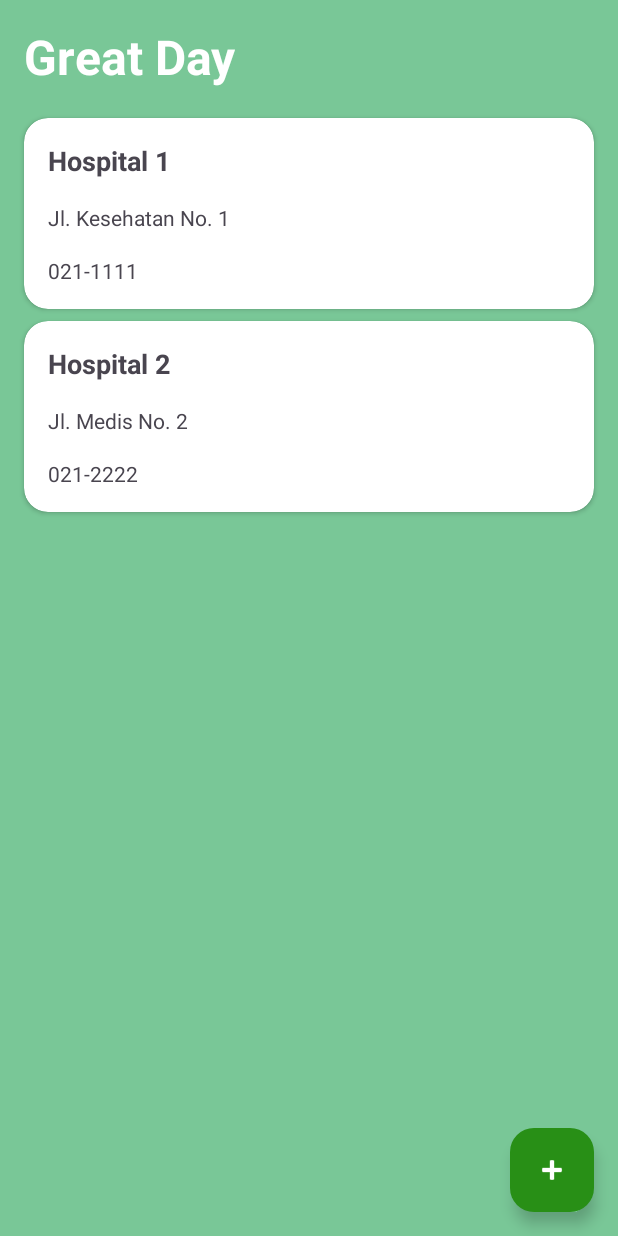
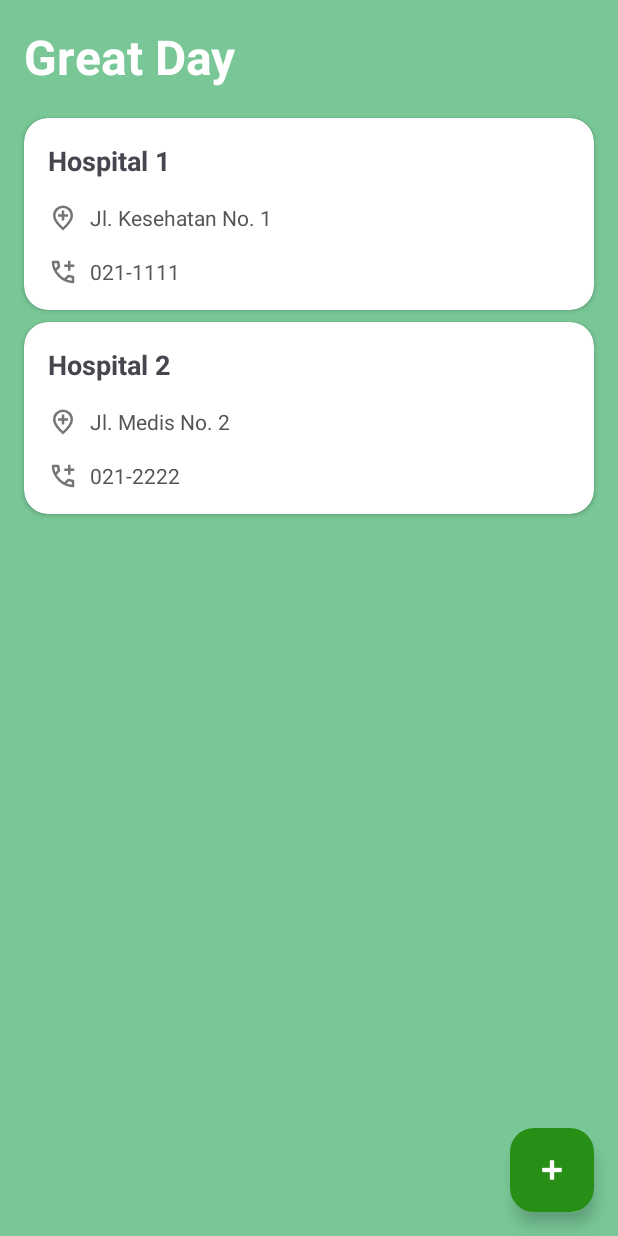
Before and after one commit to fajri-farid/Medical-Info-App, an Android app: the screen it shows after launch (MainActivity), on a phone screen of 412 x 824 dp. Run offline under Robolectric (Android 15) with nearby library versions, the phone set to English and light mode, and no system bars.

Commit message:
feat: Improve home activity UI with icons

```diff
--- a/app/src/main/java/com/fajrifarid/medicalinfoapp/main/MainFragment.kt
+++ b/app/src/main/java/com/fajrifarid/medicalinfoapp/main/MainFragment.kt
@@ -58,7 +58,6 @@ class MainFragment : Fragment(), MedicalInfoListener {
     private fun initMedicalInfoList(){
         rvMedicalInfo?.layoutManager = LinearLayoutManager(context)
         rvMedicalInfo?.adapter = adapter
-        // adapter.setData(generateDummyData())
 
         loadDataFromStorage()
     }
--- /dev/null
+++ b/app/src/main/res/drawable/ic_location.xml
@@ -0,0 +1,5 @@
+<vector xmlns:android="http://schemas.android.com/apk/res/android" android:height="24dp" android:viewportHeight="960" android:viewportWidth="960" android:width="24dp">
+
+    <path android:fillColor="@color/text_color_default" android:pathData="M440,560L520,560L520,440L640,440L640,360L520,360L520,240L440,240L440,360L320,360L320,440L440,440L440,560ZM480,774Q602,662 661,570.5Q720,479 720,408Q720,299 650.5,229.5Q581,160 480,160Q379,160 309.5,229.5Q240,299 240,408Q240,479 299,570.5Q358,662 480,774ZM480,880Q319,743 239.5,625.5Q160,508 160,408Q160,258 256.5,169Q353,80 480,80Q607,80 703.5,169Q800,258 800,408Q800,508 720.5,625.5Q641,743 480,880ZM480,400Q480,400 480,400Q480,400 480,400Q480,400 480,400Q480,400 480,400Q480,400 480,400Q480,400 480,400Q480,400 480,400Q480,400 480,400Z"/>
+
+</vector>
--- /dev/null
+++ b/app/src/main/res/drawable/ic_phone.xml
@@ -0,0 +1,5 @@
+<vector xmlns:android="http://schemas.android.com/apk/res/android" android:height="24dp" android:viewportHeight="960" android:viewportWidth="960" android:width="24dp">
+
+    <path android:fillColor="@color/text_color_default" android:pathData="M640,440L640,320L520,320L520,240L640,240L640,120L720,120L720,240L840,240L840,320L720,320L720,440L640,440ZM798,840Q673,840 551,785.5Q429,731 329,631Q229,531 174.5,409Q120,287 120,162Q120,144 132,132Q144,120 162,120L324,120Q338,120 349,129.5Q360,139 362,152L388,292Q390,308 387,319Q384,330 376,338L279,436Q299,473 326.5,507.5Q354,542 387,574Q418,605 452,631.5Q486,658 524,680L618,586Q627,577 641.5,572.5Q656,568 670,570L808,598Q822,602 831,612.5Q840,623 840,636L840,798Q840,816 828,828Q816,840 798,840ZM241,360L307,294Q307,294 307,294Q307,294 307,294L290,200Q290,200 290,200Q290,200 290,200L201,200Q201,200 201,200Q201,200 201,200Q206,241 215,281Q224,321 241,360ZM599,718Q638,735 678.5,745Q719,755 760,758Q760,758 760,758Q760,758 760,758L760,670Q760,670 760,670Q760,670 760,670L666,651Q666,651 666,651Q666,651 666,651L599,718ZM241,360Q241,360 241,360Q241,360 241,360Q241,360 241,360Q241,360 241,360L241,360Q241,360 241,360Q241,360 241,360L241,360Q241,360 241,360Q241,360 241,360ZM599,718L599,718Q599,718 599,718Q599,718 599,718L599,718Q599,718 599,718Q599,718 599,718L599,718Q599,718 599,718Q599,718 599,718Q599,718 599,718Q599,718 599,718Z"/>
+
+</vector>
--- a/app/src/main/res/layout/item_medical_info.xml
+++ b/app/src/main/res/layout/item_medical_info.xml
@@ -25,28 +25,56 @@
             tools:text="Hospital"
             />
 
+        <!-- Address with icon -->
+        <ImageView
+            android:id="@+id/iv_address_icon"
+            android:layout_width="20dp"
+            android:layout_height="20dp"
+            android:layout_marginTop="12dp"
+            android:contentDescription="Location icon"
+            android:layout_margin="16dp"
+            android:src="@drawable/ic_location"
+            app:layout_constraintTop_toBottomOf="@id/tv_hospital_name"
+            app:layout_constraintStart_toStartOf="parent" />
+
         <TextView
             android:id="@+id/tv_hospital_address"
             android:layout_width="0dp"
             android:layout_height="wrap_content"
-            app:layout_constraintTop_toBottomOf="@id/tv_hospital_name"
-            app:layout_constraintStart_toStartOf="@id/tv_hospital_name"
-            android:layout_marginTop="16dp"
-            android:layout_marginEnd="16dp"
+            android:layout_marginStart="8dp"
+            android:textSize="14sp"
+            android:textColor="#555555"
+            app:layout_constraintStart_toEndOf="@id/iv_address_icon"
+            app:layout_constraintTop_toTopOf="@id/iv_address_icon"
             app:layout_constraintEnd_toEndOf="parent"
-            tools:text="Jl. Jendral Sudirman No. 123, RT5/RW5, Semanggi, Jakarta Selatan."
-            />
+            tools:text="Jl. Merdeka No. 1, Jakarta" />
+
+        <!-- Phone with icon -->
+        <ImageView
+            android:id="@+id/iv_phone_icon"
+            android:layout_width="20dp"
+            android:layout_height="20dp"
+            android:layout_marginTop="8dp"
+            android:layout_margin="16dp"
+
+            android:contentDescription="Phone icon"
+            android:src="@drawable/ic_phone"
+            app:layout_constraintTop_toBottomOf="@id/iv_address_icon"
+            app:layout_constraintStart_toStartOf="parent" />
 
         <TextView
             android:id="@+id/tv_phone_number"
-            android:layout_width="wrap_content"
+            android:layout_width="0dp"
             android:layout_height="wrap_content"
-            app:layout_constraintTop_toBottomOf="@id/tv_hospital_address"
-            app:layout_constraintStart_toStartOf="@id/tv_hospital_address"
+            android:layout_marginStart="8dp"
+            android:layout_marginBottom="16dp"
+            android:textSize="14sp"
+            android:textColor="#555555"
+            app:layout_constraintStart_toEndOf="@id/iv_phone_icon"
+            app:layout_constraintTop_toTopOf="@id/iv_phone_icon"
+            app:layout_constraintEnd_toEndOf="parent"
             app:layout_constraintBottom_toBottomOf="parent"
-            android:layout_marginVertical="16dp"
-            tools:text="+62 888-9999-0000"
-            />
+            tools:text="+62 812-3456-7890" />
 
     </androidx.constraintlayout.widget.ConstraintLayout>
 
--- a/app/src/main/res/values/colors.xml
+++ b/app/src/main/res/values/colors.xml
@@ -5,4 +5,5 @@
     <color name="main_background">#79C797</color>
     <color name="fab_color">#288f16</color>
     <color name="textfield_backgroud_color">#F3F4F6</color>
+    <color name="text_color_default">#8A000000</color>
 </resources>
```
Also changed, not shown: app/src/main/java/com/fajrifarid/medicalinfoapp/input/InputFragment.kt (+0 -16 lines).
